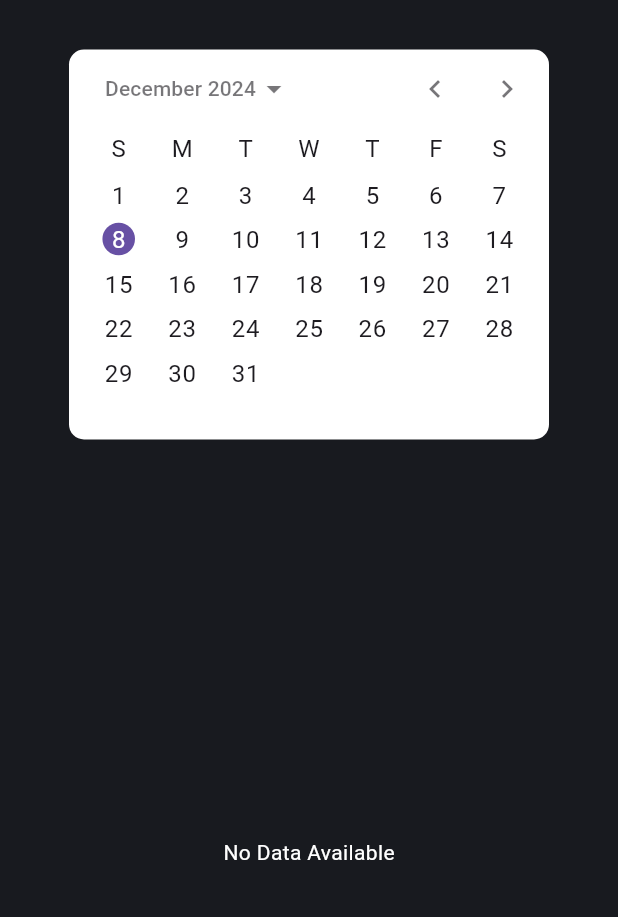
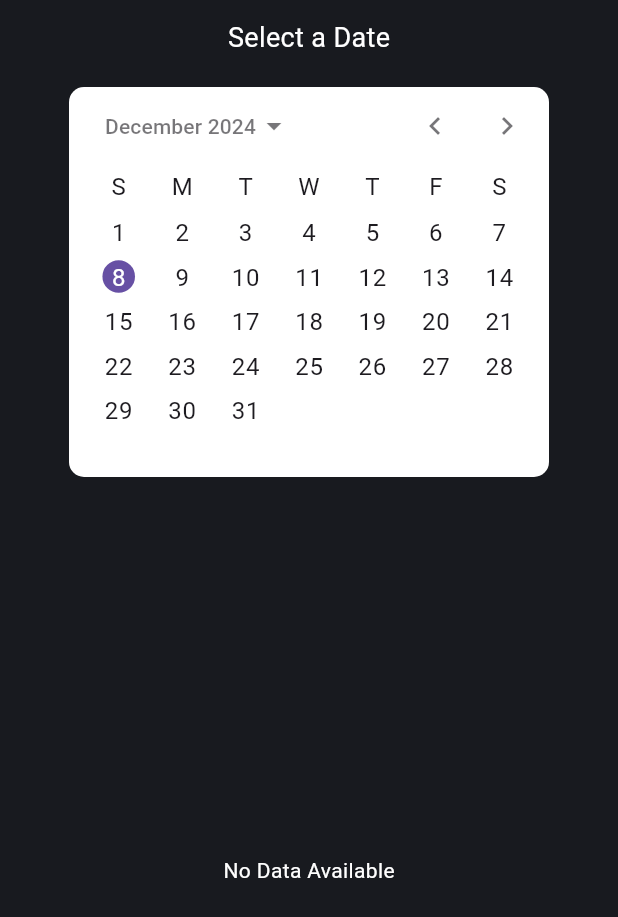
Before and after one commit to kmin1231/lstm_mobile, a Flutter app: the CalendarWidget screen opened directly, on a phone screen of 412 x 824 dp. Shown: the top 917 px of the screen. Run offline on Flutter 3.47's test engine with Material 3 defaults, Android fonts, the phone set to English and light mode, and no system bars; our stand-ins replace cloud_firestore, firebase_core, fl_chart, google_fonts, material_design_icons_flutter; missing offline and left inert: alfred; accounts and stored records are empty; generated files the repository leaves out were written again.

Commit message:
refactor: flutter overview_screen

```diff
--- a/frontend/lib/overview_screen.dart
+++ b/frontend/lib/overview_screen.dart
@@ -156,7 +156,7 @@ class _GraphWidgetState extends State<GraphWidget> {
 
   @override
   Widget build(BuildContext context) {
-    const Color actualColor = Color(0xFFff0c8f3);
+    const Color actualColor = Color(0xFFf0c8f3);
     const Color predictionColor = Color(0xFFbdd9ee);
 
     return recentData.actualData.isEmpty
@@ -319,8 +319,12 @@ class TableWidget extends StatelessWidget {
                   DateTime date = DateTime.fromMillisecondsSinceEpoch(
                       recentData.actualData[index].x.toInt());
                   return DataRow(cells: [
-                    DataCell(Text(DateFormat('yyyy-MM-dd').format(date),
-                        style: TextStyle(color: Colors.white, fontSize: 12))),
+                    DataCell(
+                      Text(
+                        DateFormat('yyyy-MM-dd').format(date),
+                        style: TextStyle(color: Colors.white, fontSize: 12)
+                      )
+                    ),
                     DataCell(
                       Text(
                         formatter.format(recentData.actualData[index].y),
@@ -394,13 +398,16 @@ class _CalendarWidgetState extends State<CalendarWidget> {
         padding: const EdgeInsets.all(8.0),
         child: Column(
           children: [
-            SizedBox(height: 5),
+            SizedBox(height: 4),
             if (selectedDate != null)
               Text(
-                'Select Date',
-                // 'Selected Date: ${DateFormat('yyyy-MM-dd').format(selectedDate!)}',
-                style:
-                TextStyle(fontSize: 18, color: calendarTextColor),
+                'Selected Date: ${DateFormat('yyyy-MM-dd').format(selectedDate!)}',
+                style: TextStyle(fontSize: 18, color: calendarTextColor),
+              )
+            else
+              Text(
+                'Select a Date',
+                style: TextStyle(fontSize: 18, color: calendarTextColor),
               ),
             SizedBox(height: 20),
             Container(
@@ -419,7 +426,7 @@ class _CalendarWidgetState extends State<CalendarWidget> {
                 },
               ),
             ),
-            SizedBox(height: 8),
+            SizedBox(height: 6),
             Row(
               mainAxisAlignment: MainAxisAlignment.spaceEvenly,
             ),
```
